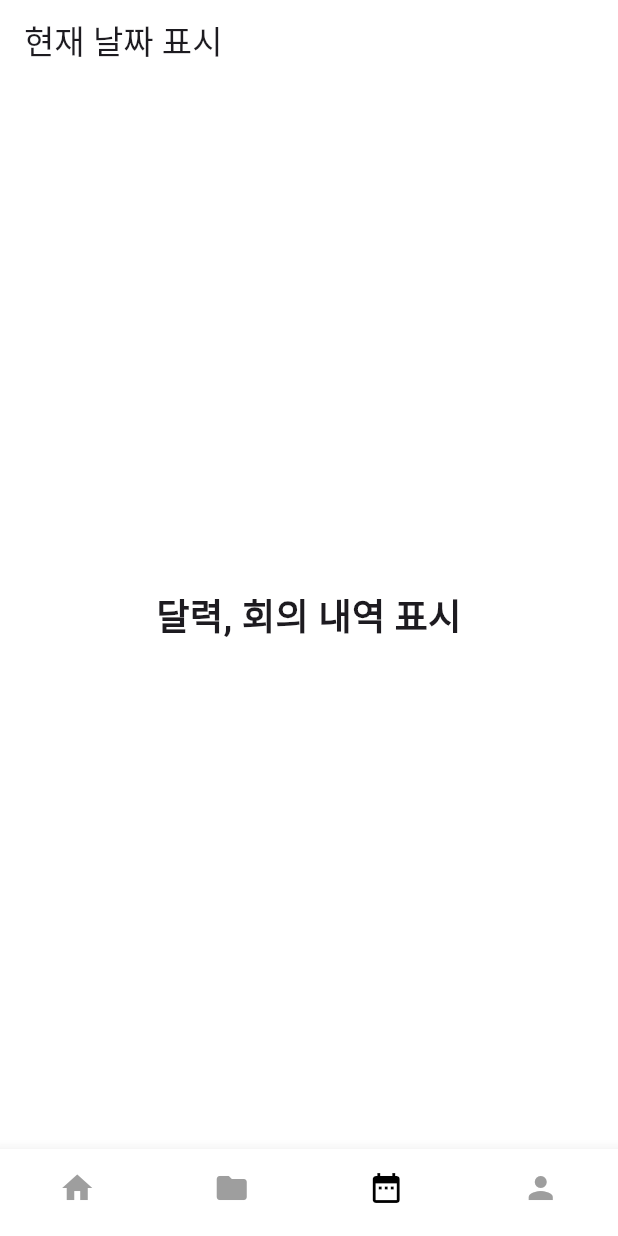
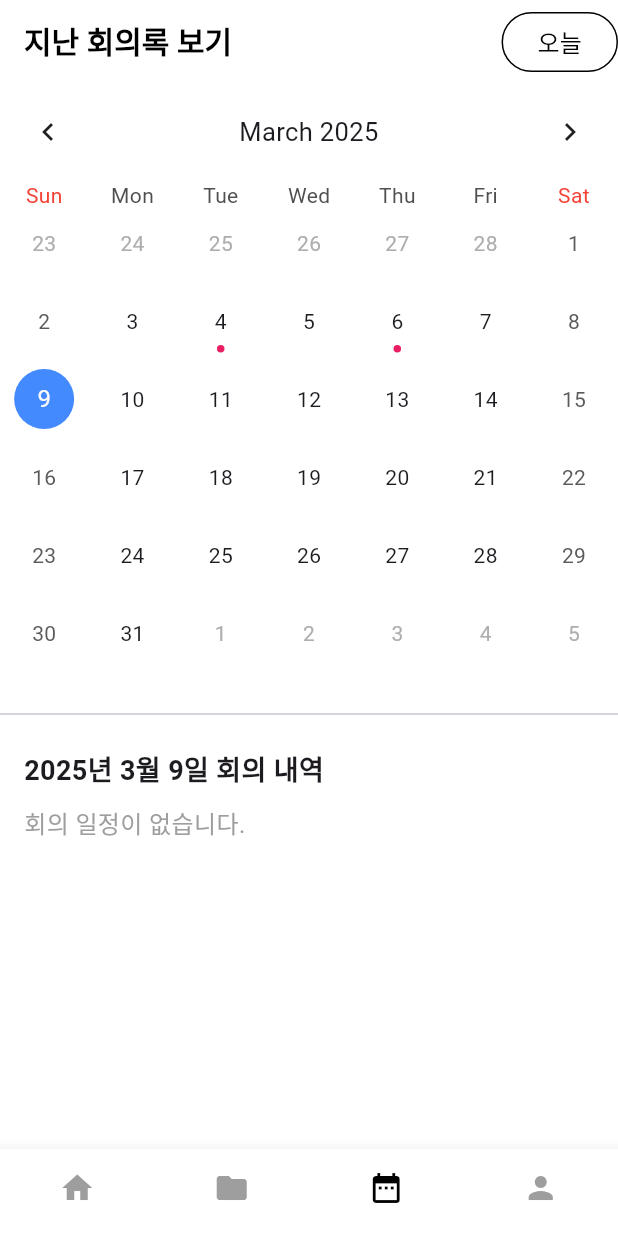
Before and after one commit to Aonickname/Tino, a Flutter app: the screen it shows after launch, item 3 of the bottom bar chosen, on a phone screen of 412 x 824 dp. Run offline on Flutter 3.47's test engine with Material 3 defaults, Android fonts, the phone set to English and light mode, and no system bars; drawn by our look-alikes of table_calendar; our stand-ins replace smooth_page_indicator.

Commit message:
지난 회의록 보기 틀

```diff
--- a/lib/screens/folder_screen.dart
+++ b/lib/screens/folder_screen.dart
@@ -7,7 +7,10 @@ class FolderScreen extends StatelessWidget {
     return Scaffold(
       backgroundColor: Colors.white,
       appBar: AppBar(
-        title: Text('최근 회의 내역'),
+        title: Text('최근 회의 내역',
+          style: TextStyle(
+              fontSize: 20, fontWeight: FontWeight.bold)
+          ),
         backgroundColor: Colors.white,
       ),
 
--- a/lib/screens/schedule_screen.dart
+++ b/lib/screens/schedule_screen.dart
@@ -1,19 +1,152 @@
 import 'package:flutter/material.dart';
+import 'package:table_calendar/table_calendar.dart';
 
-class ScheduleScreen extends StatelessWidget {
+class ScheduleScreen extends StatefulWidget {
+  @override
+  _ScheduleScreenState createState() => _ScheduleScreenState();
+}
+
+class _ScheduleScreenState extends State<ScheduleScreen> {
+  DateTime _selectedDay = DateTime.now();
+  DateTime _focusedDay = DateTime.now();
+
+  // 날짜를 표준화하는 함수 (시간 정보 제거)
+  static DateTime normalizeDate(DateTime date) {
+    return DateTime(date.year, date.month, date.day);
+  }
+
+  // 예제 회의 일정
+  final Map<DateTime, List<String>> _meetingEvents = {
+    normalizeDate(DateTime(2025, 2, 17)): ["팀 미팅", "기획 회의"],
+    normalizeDate(DateTime(2025, 2, 19)): ["공부하기 싫은 날", "클라이언트 미팅"],
+    normalizeDate(DateTime(2025, 2, 20)): ["프로젝트 리뷰"],
+    normalizeDate(DateTime(2025, 3, 4)): ["개강"],
+    normalizeDate(DateTime(2025, 3, 6)): ["데모 발표 전 회의"],
+  };
+
+  // "오늘" 버튼 클릭 시 현재 날짜로 이동하는 함수
+  void _goToToday() {
+    setState(() {
+      _selectedDay = DateTime.now();
+      _focusedDay = DateTime.now();
+    });
+  }
+
   @override
   Widget build(BuildContext context) {
     return Scaffold(
       backgroundColor: Colors.white,
       appBar: AppBar(
         backgroundColor: Colors.white,
-        title: Text('현재 날짜 표시'),
+        elevation: 0,
+        title: Align(
+          alignment: Alignment.centerLeft,
+          child: Text(
+            "지난 회의록 보기",
+            style: TextStyle(fontSize: 20, fontWeight: FontWeight.bold, color: Colors.black),
+          ),
+        ),
+        actions: [
+          OutlinedButton(
+            onPressed: _goToToday,
+            style: OutlinedButton.styleFrom(
+              side: BorderSide(color: Colors.black, width: 1),
+              shape: RoundedRectangleBorder(
+                borderRadius: BorderRadius.circular(20),
+              ),
+            ),
+            child: Text(
+              "오늘",
+              style: TextStyle(fontSize: 16, color: Colors.black),
+            ),
+          ),
+        ],
       ),
-      body: Center(
-        child: Text(
-          '달력, 회의 내역 표시',
-          style: TextStyle(fontSize: 24, fontWeight: FontWeight.bold),
-        ),
+      body: Column(
+        crossAxisAlignment: CrossAxisAlignment.start,
+        children: [
+          TableCalendar(
+            firstDay: DateTime.utc(2020, 1, 1),
+            lastDay: DateTime.utc(2030, 12, 31),
+            focusedDay: _focusedDay,
+            selectedDayPredicate: (day) => isSameDay(_selectedDay, day),
+            onDaySelected: (selectedDay, focusedDay) {
+              setState(() {
+                _selectedDay = selectedDay;
+                _focusedDay = focusedDay;
+              });
+            },
+            calendarStyle: CalendarStyle(
+              todayDecoration: BoxDecoration(
+                color: Colors.black,
+                shape: BoxShape.circle,
+              ),
+              selectedDecoration: BoxDecoration(
+                color: Colors.blueAccent,
+                shape: BoxShape.circle,
+              ),
+              markerDecoration: BoxDecoration(
+                color: Colors.pink,
+                shape: BoxShape.circle,
+              ),
+            ),
+            headerStyle: HeaderStyle(
+              formatButtonVisible: false,
+              titleCentered: true,
+            ),
+            daysOfWeekStyle: DaysOfWeekStyle(
+              weekendStyle: TextStyle(color: Colors.red),
+            ),
+            calendarBuilders: CalendarBuilders(
+              markerBuilder: (context, date, events) {
+                DateTime normalizedDate = normalizeDate(date); // ✅ 변수명 수정
+
+                if (_meetingEvents.containsKey(normalizedDate)) {
+                  return Positioned(
+                    bottom: 5,
+                    child: Container(
+                      width: 5,
+                      height: 5,
+                      decoration: BoxDecoration(
+                        color: Colors.pink,
+                        shape: BoxShape.circle,
+                      ),
+                    ),
+                  );
+                }
+                return null;
+              },
+            ),
+          ),
+          SizedBox(height: 20),
+          Divider(),
+          Padding(
+            padding: const EdgeInsets.all(16.0),
+            child: Column(
+              crossAxisAlignment: CrossAxisAlignment.start,
+              children: [
+                Text(
+                  "${_selectedDay.year}년 ${_selectedDay.month}월 ${_selectedDay.day}일 회의 내역",
+                  style: TextStyle(fontSize: 18, fontWeight: FontWeight.bold),
+                ),
+                SizedBox(height: 10),
+                _meetingEvents.containsKey(normalizeDate(_selectedDay))
+                    ? Column(
+                  children: _meetingEvents[normalizeDate(_selectedDay)]!
+                      .map((event) => ListTile(
+                    leading: Icon(Icons.event_note, color: Colors.blue),
+                    title: Text(event, style: TextStyle(fontSize: 16)),
+                  ))
+                      .toList(),
+                )
+                    : Text(
+                  "회의 일정이 없습니다.",
+                  style: TextStyle(fontSize: 16, color: Colors.grey),
+                ),
+              ],
+            ),
+          ),
+        ],
       ),
     );
   }
--- a/pubspec.yaml
+++ b/pubspec.yaml
@@ -18,6 +18,7 @@ dependencies:
   path_provider: ^2.0.11
   intl: ^0.18.1
   file_picker: ^8.0.0
+  table_calendar: ^3.0.9
 
 dev_dependencies:
   flutter_test:
```
Also changed, not shown: pubspec.lock, 4 other files.
